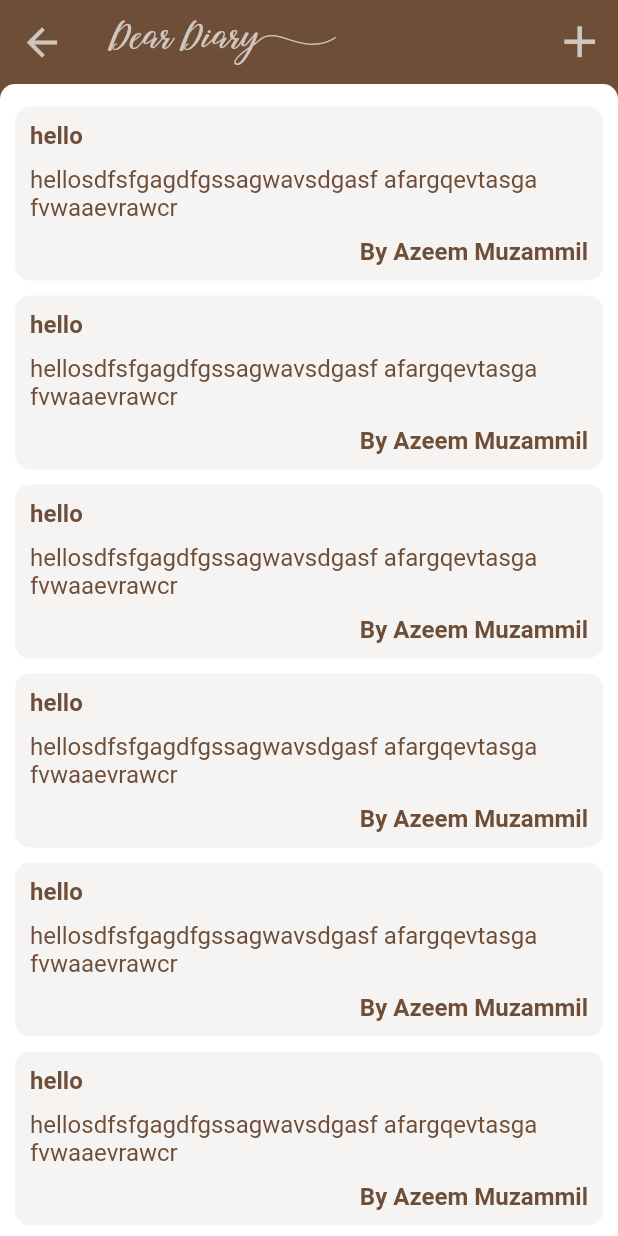
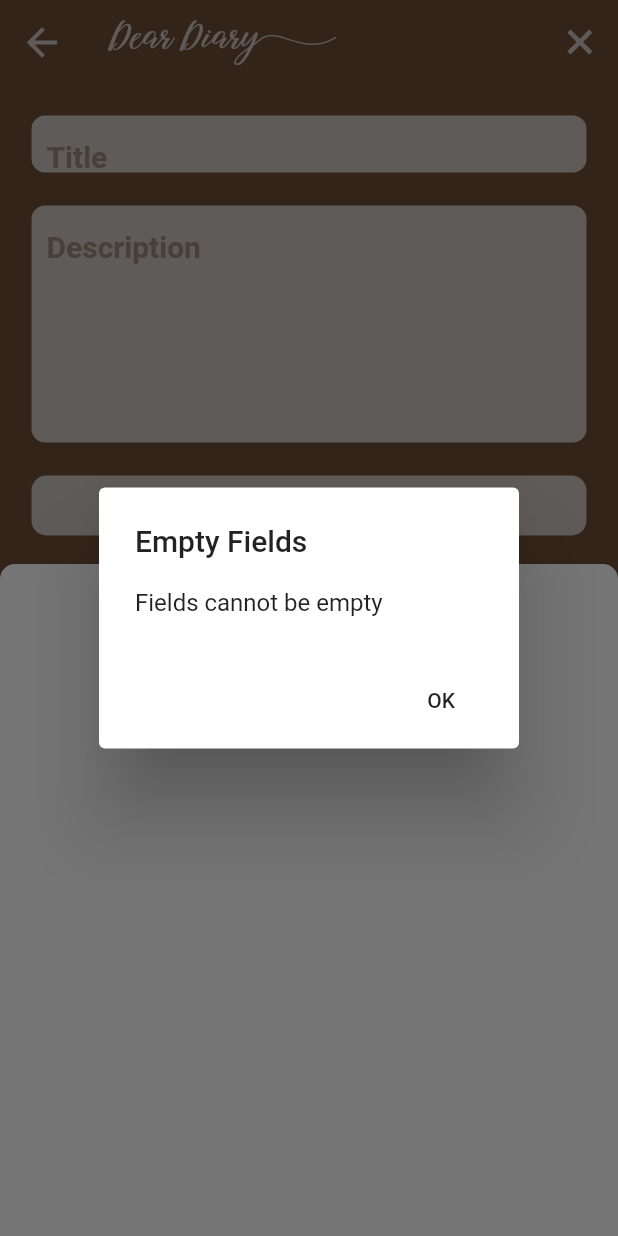
Before and after one commit to PinsaraKWeerasinghe/training_app, a Flutter app: the Diary screen opened directly, after a tap on the "add" icon, after a tap on "Continue", on a phone screen of 412 x 824 dp. Run offline on Flutter 3.47's test engine with Material 2 defaults, Android fonts, the phone set to English and light mode, and no system bars; our stand-ins replace cloud_firestore; accounts and stored records are empty; Roboto replaces fonts that are missing (AmericanTypewriter).

```diff
--- a/lib/diary.dart
+++ b/lib/diary.dart
@@ -1,25 +1,56 @@
-import 'dart:ui' as prefix0;
-
+import 'package:cloud_firestore/cloud_firestore.dart';
 import 'package:flutter/material.dart';
 import 'package:flutter/rendering.dart';
 import 'dart:math';
+import 'package:provider/provider.dart';
+import 'package:ui_design/homescreen.dart';
+import 'package:ui_design/post_data.dart';
+import 'package:ui_design/services/database.dart';
+import 'models/posts.dart';
 
 class Diary extends StatefulWidget {
   String name;
-  Diary({this.name});
+  DocumentReference userRef;
+  Diary({this.name, this.userRef});
 
   @override
-  _Diary createState() => _Diary(name);
+  _Diary createState() => _Diary();
 }
 
 class _Diary extends State<Diary> with TickerProviderStateMixin {
-  String name;
-  _Diary(this.name);
   var postContainerHeight = 0.0;
   var isExpanded = false;
 
+  final _title_text = TextEditingController();
+  final _description_text = TextEditingController();
+
   Animation _addAnimation;
   AnimationController _addAnimationController;
+
+  showAlertDialog(BuildContext context) {
+    // set up the button
+    Widget okButton = FlatButton(
+      child: Text("OK"),
+      onPressed: () {
+        Navigator.pop(context);
+      },
+    );
+    // set up the AlertDialog
+    AlertDialog alert = AlertDialog(
+      title: Text("Empty Fields"),
+      content: Text("Fields cannot be empty"),
+      actions: [
+        okButton,
+      ],
+    );
+    // show the dialog
+    showDialog(
+      context: context,
+      builder: (BuildContext context) {
+        return alert;
+      },
+    );
+  }
 
   @override
   void initState() {
@@ -32,7 +63,9 @@ class _Diary extends State<Diary> with TickerProviderStateMixin {
 
   @override
   Widget build(BuildContext context) {
-    return Scaffold(
+    return StreamProvider<List<Posts>>.value(
+      value: PostDatabaseServices().posts,
+      child: Scaffold(
         resizeToAvoidBottomInset: false,
         backgroundColor: Color(0xFF6F4E37),
         appBar: AppBar(
@@ -104,9 +137,8 @@ class _Diary extends State<Diary> with TickerProviderStateMixin {
                         borderRadius: BorderRadius.all(Radius.circular(10)),
                       ),
                       child: TextField(
-                      onChanged: (text) {
-                        name = text;
-                      },
+                        onChanged: (text) {},
+                        controller: _title_text,
                         decoration: InputDecoration(
                           hintStyle: TextStyle(
                             fontSize: 20,
@@ -145,11 +177,10 @@ class _Diary extends State<Diary> with TickerProviderStateMixin {
                         borderRadius: BorderRadius.all(Radius.circular(10)),
                       ),
                       child: TextField(
+                        controller: _description_text,
                         keyboardType: TextInputType.multiline,
                         maxLines: null,
-                      onChanged: (text) {
-                        name = text;
-                      },
+                        onChanged: (text) {},
                         decoration: InputDecoration(
                           hintStyle: TextStyle(
                             fontSize: 20,
@@ -202,9 +233,15 @@ class _Diary extends State<Diary> with TickerProviderStateMixin {
                             ),
                           ),
                           onPressed: () {
-                          Navigator.of(context).push(MaterialPageRoute(
-                            builder: (context) => Diary(name: name),
-                          ));
+                            if ((_title_text.text.isEmpty) ||
+                                (_description_text.text.isEmpty)) {
+                              showAlertDialog(context);
+                            } else {
+                              PostDatabaseServices().updatePostData(
+                                  _title_text.text,
+                                  _description_text.text,
+                                  widget.userRef);
+                            }
                           },
                         ),
                       ),
@@ -228,88 +265,12 @@ class _Diary extends State<Diary> with TickerProviderStateMixin {
             Expanded(
               child: Container(
                 color: Colors.white,
-              child: ListView.builder(
-                itemCount: 50,
-                itemBuilder: (context, index) {
-                  return Padding(
-                    padding:
-                        EdgeInsets.only(top: 5, bottom: 5, right: 10, left: 10),
-                    child: Container(
-                      decoration: BoxDecoration(
-                        color: Color(0xFFF6F4F3),
-                        borderRadius: BorderRadius.all(
-                          Radius.circular(10),
-                        ),
-                      ),
-                      child: Column(
-                        children: <Widget>[
-                          Padding(
-                            padding: EdgeInsets.only(
-                              top: 10,
-                              left: 10,
-                            ),
-                            child: Container(
-                              alignment: Alignment.centerLeft,
-                              child: Text(
-                                'hello',
-                                style: TextStyle(
-                                  color: Color(0xFF6F4E37),
-                                  fontFamily: 'AmericanTypewriter',
-                                  fontSize: 16,
-                                  fontWeight: FontWeight.bold,
-                                ),
-                              ),
-                            ),
-                          ),
-                          Padding(
-                            padding: EdgeInsets.only(
-                              top: 10,
-                              left: 10,
-                              right: 10,
-                            ),
-                            child: Container(
-                              alignment: Alignment.centerLeft,
-                              child: Text(
-                                'hellosdfsfgagdfgssagwavsdgasf afargqevtasga fvwaaevrawcr',
-                                style: TextStyle(
-                                  color: Color(0xFF6F4E37),
-                                  fontFamily: 'AmericanTypewriter',
-                                  fontSize: 16,
-                                  fontWeight: FontWeight.normal,
-                                ),
-                              ),
-                            ),
-                          ),
-                          Padding(
-                            padding: EdgeInsets.only(
-                              top: 10,
-                              left: 10,
-                              right: 10,
-                              bottom: 10,
-                            ),
-                            child: Container(
-                              alignment: Alignment.centerRight,
-                              child: Text(
-                                'By Azeem Muzammil',
-                                style: TextStyle(
-                                  color: Color(0xFF6F4E37),
-                                  fontFamily: 'AmericanTypewriter',
-                                  fontSize: 16,
-                                  fontWeight: FontWeight.bold,
-                                ),
-                              ),
+                child: PostList(),
               ),
             ),
           ],
         ),
       ),
     );
-                },
-              ),
-            ),
-          ),
-        ],
-      ),
-    );
   }
 }
--- /dev/null
+++ b/lib/models/posts.dart
@@ -0,0 +1,9 @@
+import 'package:ui_design/models/users.dart';
+
+class Posts {
+  Users user;
+  String title;
+  String description;
+
+  Posts({this.user, this.title, this.description});
+}
--- /dev/null
+++ b/lib/models/users.dart
@@ -0,0 +1,5 @@
+class Users {
+  String uid;
+  String name;
+  Users({this.name, this.uid});
+}
--- /dev/null
+++ b/lib/post_data.dart
@@ -0,0 +1,28 @@
+import 'package:flutter/material.dart';
+import 'package:provider/provider.dart';
+import 'package:ui_design/post_tile.dart';
+
+import 'models/posts.dart';
+
+class PostList extends StatefulWidget {
+  @override
+  _PostListState createState() => _PostListState();
+}
+
+class _PostListState extends State<PostList> {
+  @override
+  Widget build(BuildContext context) {
+    final posts = Provider.of<List<Posts>>(context);
+    if (posts == null) {
+      return CircularProgressIndicator();
+    }
+    return ListView.builder(
+      itemCount: posts.length,
+      itemBuilder: (context, index) {
+        return PostTile(
+          post: posts[index],
+        );
+      },
+    );
+  }
+}
--- /dev/null
+++ b/lib/services/database.dart
@@ -0,0 +1,52 @@
+import 'package:cloud_firestore/cloud_firestore.dart';
+import 'package:ui_design/models/posts.dart';
+import 'package:ui_design/models/users.dart';
+
+class UserDatabaseServices {
+  final CollectionReference collectionReference =
+      Firestore.instance.collection('Users');
+
+  Future<DocumentReference> updateUserData(String name) async {
+    var ref = collectionReference.document();
+    await ref.setData({
+      'name': name,
+    });
+    return ref;
+  }
+}
+
+class PostDatabaseServices {
+  final CollectionReference postCollectionReference =
+      Firestore.instance.collection('Posts');
+
+  Future updatePostData(
+      String title, String description, DocumentReference user) async {
+    return await postCollectionReference.document().setData({
+      'title': title,
+      'description': description,
+      'user': user,
+    });
+  }
+
+  Future<Users> _userData(DocumentReference docRef) async {
+    return await docRef.get().then((DocumentSnapshot ds) {
+      return Users(name: ds.data['name']);
+    });
+  }
+
+  Stream<List<Posts>> get posts {
+    return postCollectionReference.snapshots().asyncMap(_postsListSnapshots);
+  }
+
+  Future<List<Posts>> _postsListSnapshots(QuerySnapshot snapshot) async {
+    List<Posts> list = [];
+    for (var doc in snapshot.documents) {
+      list.add(Posts(
+        description: doc.data['description'] ?? 'desc',
+        title: doc.data['title'] ?? 'titl',
+        user: await _userData(doc.data['user']),
+      ));
+    }
+    return list;
+  }
+}
--- a/pubspec.yaml
+++ b/pubspec.yaml
@@ -23,6 +23,8 @@ dependencies:
   # The following adds the Cupertino Icons font to your application.
   # Use with the CupertinoIcons class for iOS style icons.
   cupertino_icons: ^0.1.2
+  cloud_firestore: ^0.12.10+2
+  provider: ^3.1.0+1
 
 dev_dependencies:
   flutter_test:
```
Also changed, not shown: lib/homescreen.dart (+40 -4 lines), lib/post_tile.dart (added, +84 -0 lines), pubspec.lock, 6 other files. Lines whose indentation alone changed are shown as unchanged.
